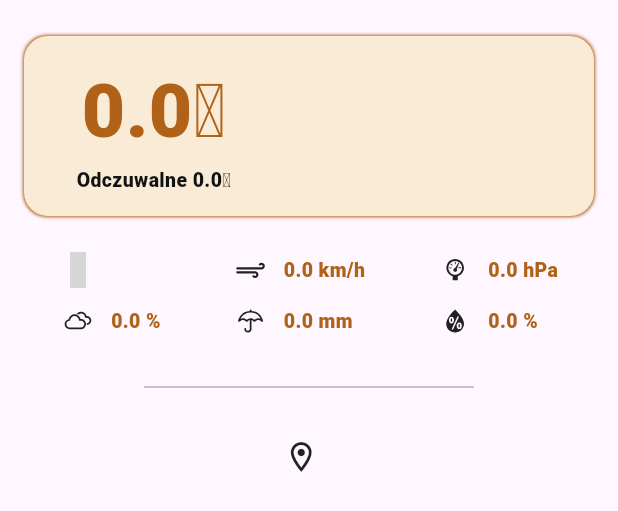
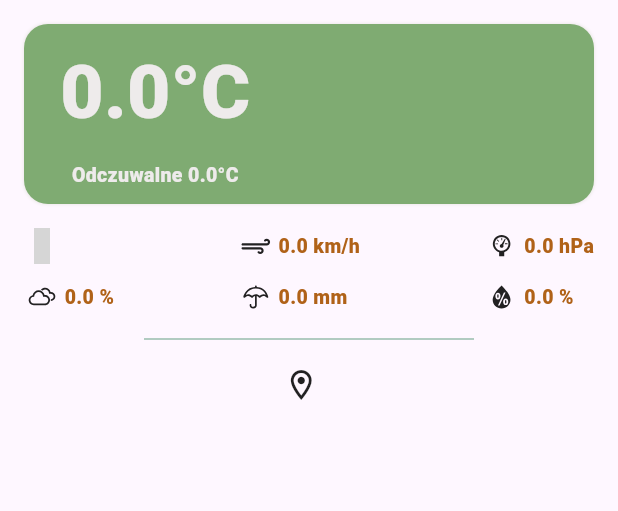
Before and after one commit to patrykdybalski/NOTSY, a Flutter app: the FirstTab widget shown alone on an empty page, opened directly with empty values, on a phone screen of 412 x 824 dp. Shown: the top 511 px of the screen. Run offline on Flutter 3.47's test engine with Material 2 defaults, Android fonts, the phone set to English and light mode, and no system bars; our stand-ins replace cloud_firestore, dio, firebase_auth, firebase_core, flutter_bloc, flutter_colorpicker and 6 more; accounts and stored records are empty; network calls fail; Roboto replaces fonts that are missing (Domine); grey boxes are pictures that could not be loaded.

Commit message:
Update Weather_page design

```diff
--- a/lib/app/features/home/pages/weather_page/tabs/first_tab/first_tab.dart
+++ b/lib/app/features/home/pages/weather_page/tabs/first_tab/first_tab.dart
@@ -21,65 +21,59 @@ class _FirstTabState extends State<FirstTab> {
         child: Column(
           mainAxisAlignment: MainAxisAlignment.center,
           children: [
-            const SizedBox(
-              height: 24,
-            ),
+            const SizedBox(height: 16),
             Container(
               height: 120,
               decoration: BoxDecoration(
-                color: AppColors.primaryColor,
+                color: AppColors.greenLoginColor,
                 borderRadius: BorderRadius.circular(16),
-                border: Border.all(
-                  color: AppColors.primaryColor,
-                ),
                 boxShadow: const [
                   BoxShadow(
-                    color: AppColors.redColor,
-                    blurRadius: 1.2,
-                    spreadRadius: 0.3,
+                    color: AppColors.whiteColor,
+                    blurRadius: 0.8,
+                    spreadRadius: 0.5,
                   )
                 ],
               ),
               child: Padding(
-                padding: const EdgeInsets.all(8.0),
+                padding: const EdgeInsets.only(left: 24.0),
                 child: Row(
-                  mainAxisAlignment: MainAxisAlignment.spaceEvenly,
+                  mainAxisAlignment: MainAxisAlignment.spaceBetween,
                   children: [
                     Column(
-                      mainAxisAlignment: MainAxisAlignment.center,
+                      mainAxisAlignment: MainAxisAlignment.spaceEvenly,
+                      crossAxisAlignment: CrossAxisAlignment.center,
                       children: [
                         Text(
-                          '${widget.weatherModel?.current.tempC}℃',
-                          style: TextStyles.textStyleRed(50),
+                          '${widget.weatherModel?.current.tempC}°C',
+                          style: TextStyles.textStyleWhite(50),
                         ),
                         Text(
-                          'Odczuwalne ${widget.weatherModel?.current.feelsLikeC}℃',
-                          style: TextStyles.textStyle2(13),
+                          'Odczuwalne ${widget.weatherModel?.current.feelsLikeC}°C',
+                          style: TextStyles.textStyleWhite(13),
                         ),
                       ],
                     ),
-                    const SizedBox(
-                      width: 20,
-                    ),
-                    Container(
+                    Center(
+                      child: Container(
                         decoration: BoxDecoration(
-                        color: AppColors.primaryColor,
                           borderRadius: BorderRadius.circular(16),
                         ),
-                      width: 135,
-                      height: 80,
+                        width: 150,
+                        height: 115,
                         child: Expanded(
                           child: Column(
                             mainAxisAlignment: MainAxisAlignment.center,
                             children: [
                               Padding(
-                              padding: const EdgeInsets.all(8.0),
+                                padding: const EdgeInsets.all(4.0),
                                 child: Text(
                                   '${widget.weatherModel?.current.condition.text}',
-                                style: TextStyles.textStyle2(20),
+                                  style: TextStyles.textStyleWhite(19),
                                 ),
                               ),
                             ],
+                          ),
                         ),
                       ),
                     ),
@@ -88,10 +82,10 @@ class _FirstTabState extends State<FirstTab> {
               ),
             ),
             const SizedBox(
-              height: 24,
+              height: 16,
             ),
             Row(
-              mainAxisAlignment: MainAxisAlignment.spaceAround,
+              mainAxisAlignment: MainAxisAlignment.spaceBetween,
               children: [
                 Column(
                   crossAxisAlignment: CrossAxisAlignment.start,
@@ -101,7 +95,7 @@ class _FirstTabState extends State<FirstTab> {
                         const BoxedIcon(
                           WeatherIcons.wind,
                         ),
-                        const SizedBox(width: 10),
+                        const SizedBox(width: 3),
                         Text(
                           widget.weatherModel?.current.windDir ?? 'null',
                           style: TextStyles.textStyleRed(13),
@@ -111,8 +105,10 @@ class _FirstTabState extends State<FirstTab> {
                     const SizedBox(height: 10),
                     Row(
                       children: [
-                        const BoxedIcon(WeatherIcons.cloudy),
-                        const SizedBox(width: 10),
+                        const BoxedIcon(
+                          WeatherIcons.cloudy,
+                        ),
+                        const SizedBox(width: 3),
                         Text(
                           '${widget.weatherModel?.current.cloud} %',
                           style: TextStyles.textStyleRed(13),
@@ -127,7 +123,7 @@ class _FirstTabState extends State<FirstTab> {
                     Row(
                       children: [
                         const BoxedIcon(WeatherIcons.strong_wind),
-                        const SizedBox(width: 10),
+                        const SizedBox(width: 3),
                         Text(
                           '${widget.weatherModel?.current.windMph} km/h',
                           style: TextStyles.textStyleRed(13),
@@ -140,7 +136,7 @@ class _FirstTabState extends State<FirstTab> {
                         const BoxedIcon(
                           WeatherIcons.umbrella,
                         ),
-                        const SizedBox(width: 10),
+                        const SizedBox(width: 3),
                         Text(
                           '${widget.weatherModel?.current.precipMm} mm',
                           style: TextStyles.textStyleRed(13),
@@ -157,7 +153,7 @@ class _FirstTabState extends State<FirstTab> {
                         const BoxedIcon(
                           WeatherIcons.barometer,
                         ),
-                        const SizedBox(width: 10),
+                        const SizedBox(width: 3),
                         Text(
                           '${widget.weatherModel?.current.pressureMb} hPa',
                           style: TextStyles.textStyleRed(13),
@@ -168,7 +164,7 @@ class _FirstTabState extends State<FirstTab> {
                     Row(
                       children: [
                         const BoxedIcon(WeatherIcons.humidity),
-                        const SizedBox(width: 10),
+                        const SizedBox(width: 3),
                         Text(
                           '${widget.weatherModel?.current.humidity} %',
                           style: TextStyles.textStyleRed(13),
@@ -180,16 +176,16 @@ class _FirstTabState extends State<FirstTab> {
               ],
             ),
             const SizedBox(
-              height: 24,
+              height: 8,
             ),
             const Divider(
               endIndent: 80,
               indent: 80,
-              thickness: 0.3,
-              color: AppColors.secondaryColor,
+              thickness: 0.4,
+              color: AppColors.accentColor,
             ),
             const SizedBox(
-              height: 24,
+              height: 8,
             ),
             Row(
               mainAxisAlignment: MainAxisAlignment.center,
--- a/lib/app/features/home/pages/weather_page/weather_page.dart
+++ b/lib/app/features/home/pages/weather_page/weather_page.dart
@@ -83,7 +83,7 @@ class SearchWidget extends StatelessWidget {
                 focusedBorder: OutlineInputBorder(
                   borderRadius: BorderRadius.circular(16),
                   borderSide: const BorderSide(
-                    color: AppColors.greenLogoColor,
+                    color: AppColors.redColor,
                   ),
                 ),
                 disabledBorder: OutlineInputBorder(
@@ -114,7 +114,7 @@ class SearchWidget extends StatelessWidget {
                     .getWeatherModel(city: _controller.text);
               },
               style: ElevatedButton.styleFrom(
-                backgroundColor: AppColors.greenLogoColor,
+                backgroundColor: AppColors.redColor,
                 elevation: 1.5,
                 shadowColor: AppColors.primaryColor,
                 shape: RoundedRectangleBorder(
```
Lines whose indentation alone changed are shown as unchanged.
